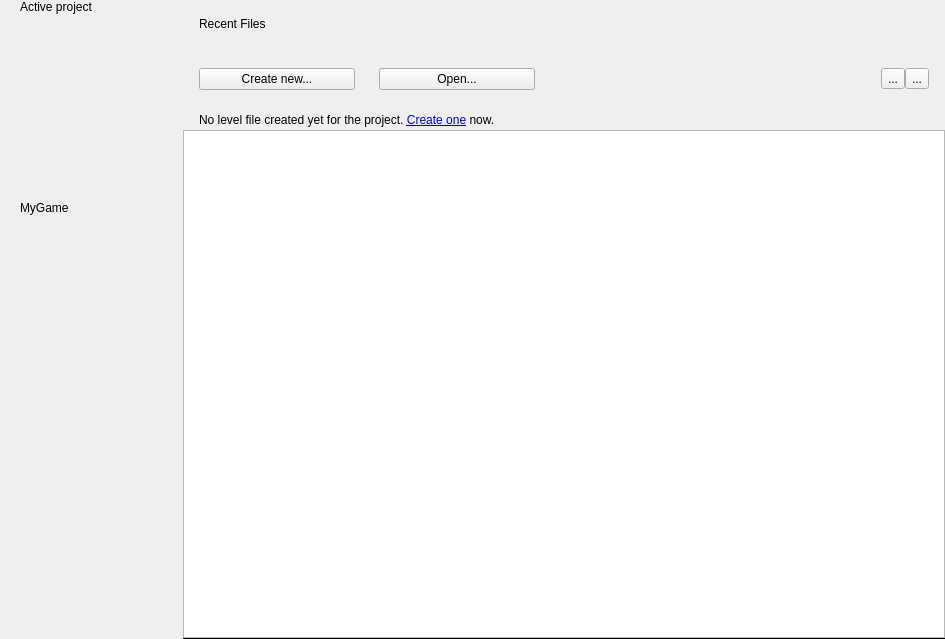
Qt form Code/Sandbox/Editor/WelcomeScreen/WelcomeScreenDialog.ui (o3de/o3de) before a commit.
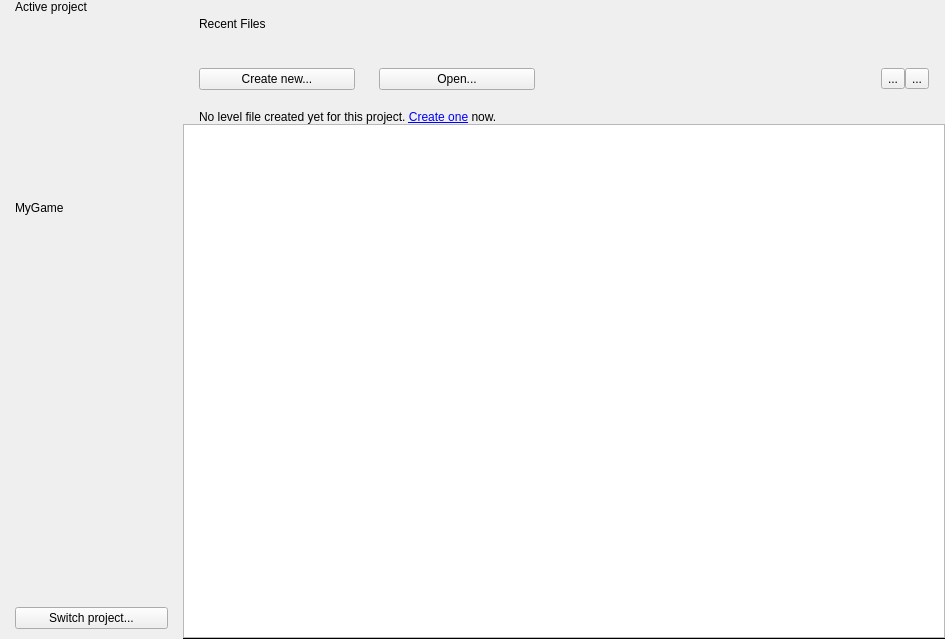
The same form after that commit. Icons and pictures are not drawn.

Commit message: Commit before merge from main

What changed in the file:
```diff
--- a/Code/Sandbox/Editor/WelcomeScreen/WelcomeScreenDialog.ui
+++ b/Code/Sandbox/Editor/WelcomeScreen/WelcomeScreenDialog.ui
@@ -104,17 +104,20 @@
          <number>0</number>
         </property>
         <property name="bottomMargin">
-         <number>0</number>
+         <number>10</number>
         </property>
         <item>
          <layout class="QHBoxLayout" name="horizontalLayout">
+          <property name="leftMargin">
+           <number>15</number>
+          </property>
           <item>
            <layout class="QVBoxLayout" name="verticalLayout_2">
             <property name="spacing">
              <number>10</number>
             </property>
             <property name="leftMargin">
-             <number>20</number>
+             <number>0</number>
             </property>
             <item>
              <widget class="QLabel" name="currentProjectLabel">
@@ -184,6 +187,23 @@
           </property>
          </spacer>
         </item>
+        <item>
+         <layout class="QHBoxLayout" name="horizontalLayout_2">
+          <property name="leftMargin">
+           <number>15</number>
+          </property>
+          <property name="rightMargin">
+           <number>15</number>
+          </property>
+          <item>
+           <widget class="QPushButton" name="switchProjectButton">
+            <property name="text">
+             <string>Switch project...</string>
+            </property>
+           </widget>
+          </item>
+         </layout>
+        </item>
        </layout>
       </widget>
      </item>
@@ -454,31 +474,14 @@
             </spacer>
            </item>
            <item>
-            <layout class="QHBoxLayout" name="horizontalLayout_2">
-             <item>
               <widget class="QLabel" name="levelFileLabel">
                <property name="text">
-                <string>No level file created yet for the project. &lt;a href=&quot;#&quot;&gt;Create one&lt;/a&gt; now.</string>
+              <string>No level file created yet for this project. &lt;a href=&quot;#&quot;&gt;Create one&lt;/a&gt; now.</string>
                </property>
                <property name="textFormat">
                 <enum>Qt::RichText</enum>
                </property>
               </widget>
-             </item>
-             <item>
-              <spacer name="horizontalSpacer_3">
-               <property name="orientation">
-                <enum>Qt::Horizontal</enum>
-               </property>
-               <property name="sizeHint" stdset="0">
-                <size>
-                 <width>40</width>
-                 <height>20</height>
-                </size>
-               </property>
-              </spacer>
-             </item>
-            </layout>
            </item>
           </layout>
          </widget>
```
Lines whose indentation alone changed are shown as unchanged. The commit also changes 2 other files.
